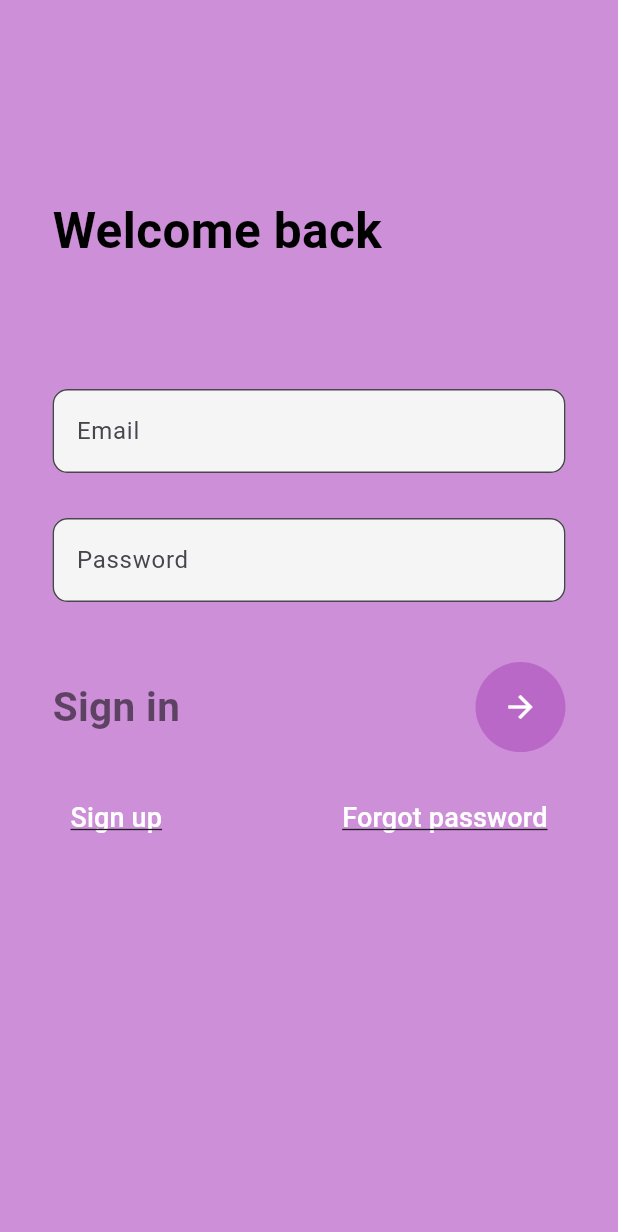
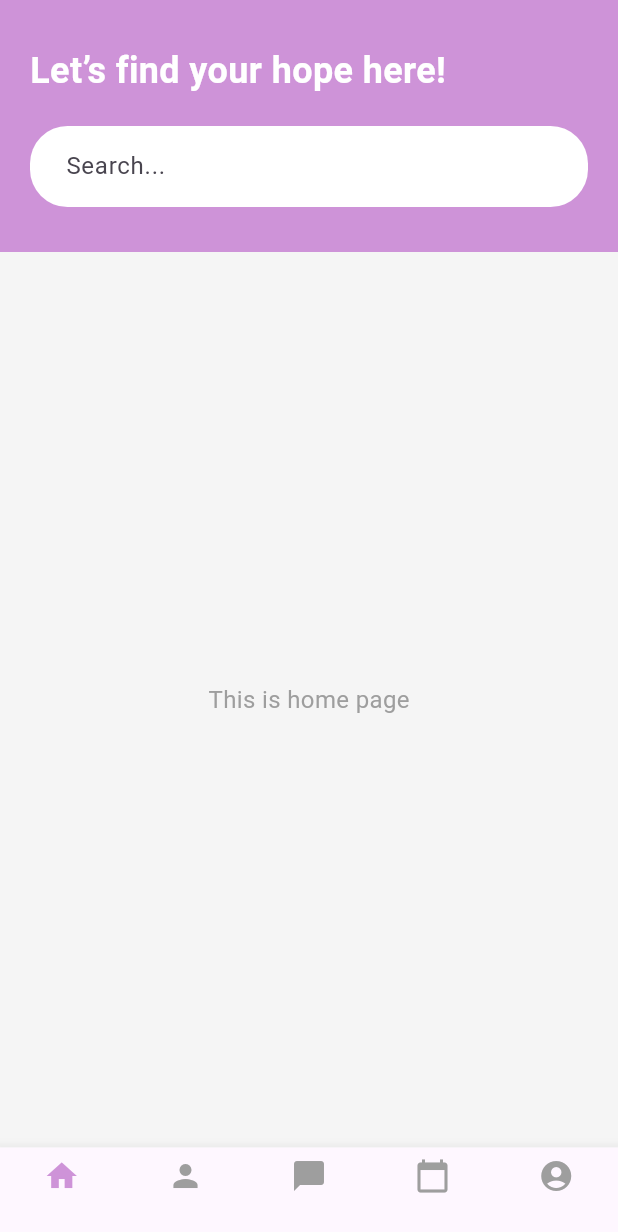
Before and after one commit to Sujala99/Mobile-Application-Project, a Flutter app: the screen it shows after launch, after a tap on the "arrow forward" icon, on a phone screen of 412 x 824 dp. Shown: the top 1232 px of the screen. Run offline on Flutter 3.47's test engine with Material 3 defaults, Android fonts, the phone set to English and light mode, and no system bars.

Commit message:
adding home page view

```diff
--- a/mobile_application_project/lib/app.dart
+++ b/mobile_application_project/lib/app.dart
@@ -1,4 +1,5 @@
 import 'package:flutter/material.dart';
+import 'package:mobile_application_project/view/homepage.dart';
 import 'package:mobile_application_project/view/login_view.dart';
 import 'package:mobile_application_project/view/splash_screen_view.dart';
 import 'package:mobile_application_project/view/register_view.dart';
@@ -19,6 +20,7 @@ class MyApp extends StatelessWidget {
         '/': (context) => const SplashScreen(),
         '/login': (context) => const LoginView(),
         '/register': (context) => const RegisterView(),
+        '/homepage': (context) => const Homepage(),
       },
     );
   }
--- /dev/null
+++ b/mobile_application_project/lib/view/homepage.dart
@@ -0,0 +1,95 @@
+import 'package:flutter/material.dart';
+
+class Homepage extends StatefulWidget {
+  const Homepage({super.key});
+
+  @override
+  State<Homepage> createState() => _HomepageState();
+}
+
+class _HomepageState extends State<Homepage> {
+  @override
+  Widget build(BuildContext context) {
+    return Scaffold(
+      backgroundColor: Colors.white,
+      body: Column(
+        children: [
+          // Top Section with Search Bar
+          Container(
+            padding: const EdgeInsets.symmetric(horizontal: 20, vertical: 30),
+            color: Colors.purple[200],
+            child: Column(
+              crossAxisAlignment: CrossAxisAlignment.start,
+              children: [
+                const Text(
+                  "Let’s find your hope here!",
+                  style: TextStyle(
+                    fontSize: 24,
+                    fontWeight: FontWeight.bold,
+                    color: Colors.white,
+                  ),
+                ),
+                const SizedBox(height: 20),
+                TextField(
+                  decoration: InputDecoration(
+                    filled: true,
+                    fillColor: Colors.white,
+                    hintText: "Search...",
+                    border: OutlineInputBorder(
+                      borderRadius: BorderRadius.circular(25),
+                      borderSide: BorderSide.none,
+                    ),
+                    contentPadding: const EdgeInsets.symmetric(
+                      horizontal: 20,
+                      vertical: 15,
+                    ),
+                  ),
+                ),
+              ],
+            ),
+          ),
+          // Empty Space (Placeholder for Content)
+          Expanded(
+            child: Container(
+              color: Colors.grey[100],
+              child: const Center(
+                child: Text(
+                  "This is home page",
+                  style: TextStyle(fontSize: 16, color: Colors.grey),
+                ),
+              ),
+            ),
+          ),
+        ],
+      ),
+      // Bottom Navigation Bar
+      bottomNavigationBar: BottomNavigationBar(
+        type: BottomNavigationBarType.fixed,
+        items: const [
+          BottomNavigationBarItem(
+            icon: Icon(Icons.home),
+            label: '',
+          ),
+          BottomNavigationBarItem(
+            icon: Icon(Icons.person),
+            label: '',
+          ),
+          BottomNavigationBarItem(
+            icon: Icon(Icons.chat_bubble),
+            label: '',
+          ),
+          BottomNavigationBarItem(
+            icon: Icon(Icons.calendar_today),
+            label: '',
+          ),
+          BottomNavigationBarItem(
+            icon: Icon(Icons.account_circle),
+            label: '',
+          ),
+        ],
+        selectedItemColor: Colors.purple[200],
+        unselectedItemColor: Colors.grey,
+      ),
+    );
+  }
+}
--- a/mobile_application_project/lib/view/login_view.dart
+++ b/mobile_application_project/lib/view/login_view.dart
@@ -71,7 +71,9 @@ class _LoginViewState extends State<LoginView> {
                         backgroundColor: Colors.purple[300],
                         child: IconButton(
                           color: Colors.white,
-                          onPressed: () {},
+                          onPressed: () {
+                            Navigator.pushNamed(context, '/homepage');
+                          },
                           icon: const Icon(Icons.arrow_forward),
                         ),
                       ),
@@ -95,7 +97,9 @@ class _LoginViewState extends State<LoginView> {
                         ),
                       ),
                       TextButton(
-                        onPressed: () {},
+                        onPressed: () {
+                          Navigator.pushNamed(context, '/homepage');
+                        },
                         child: const Text(
                           'Forgot password',
                           style: TextStyle(
```
